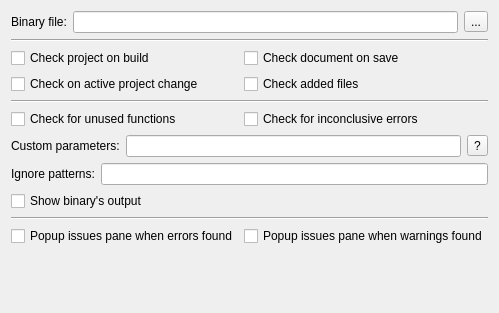
This is src/OptionsWidget.ui in OneMoreGres/qtc-cppcheck as Qt 5 draws it before an edit. The edited form follows.
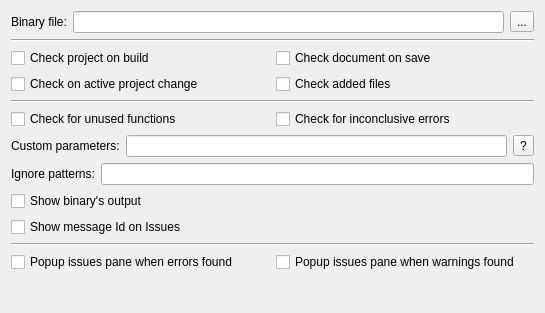
This is the edited form.

Commit message:
Add Show message Id in issue option.
The message Id is shown in issues fields so you can read it to add //
cppcheck-suppress ...

```diff
--- a/src/OptionsWidget.ui
+++ b/src/OptionsWidget.ui
@@ -6,16 +6,46 @@
    <rect>
     <x>0</x>
     <y>0</y>
-    <width>497</width>
+    <width>545</width>
     <height>313</height>
    </rect>
   </property>
   <property name="windowTitle">
    <string>Form</string>
   </property>
-  <layout class="QGridLayout" name="gridLayout">
+  <layout class="QGridLayout" name="OptionsWidgetGLayout">
+   <item row="0" column="0" colspan="2">
+    <layout class="QHBoxLayout" name="binFileHLayout">
+     <item>
+      <widget class="QLabel" name="binFileLabel">
+       <property name="sizePolicy">
+        <sizepolicy hsizetype="Fixed" vsizetype="Preferred">
+         <horstretch>0</horstretch>
+         <verstretch>0</verstretch>
+        </sizepolicy>
+       </property>
+       <property name="text">
+        <string>Binary file:</string>
+       </property>
+       <property name="buddy">
+        <cstring>binFileEdit</cstring>
+       </property>
+      </widget>
+     </item>
+     <item>
+      <widget class="QLineEdit" name="binFileEdit"/>
+     </item>
+     <item>
+      <widget class="QToolButton" name="binSelectButton">
+       <property name="text">
+        <string>...</string>
+       </property>
+      </widget>
+     </item>
+    </layout>
+   </item>
    <item row="1" column="0" colspan="2">
-    <widget class="Line" name="line">
+    <widget class="Line" name="line_1">
      <property name="orientation">
       <enum>Qt::Horizontal</enum>
      </property>
@@ -71,7 +101,7 @@
     </widget>
    </item>
    <item row="6" column="0" colspan="2">
-    <layout class="QHBoxLayout" name="horizontalLayout_2">
+    <layout class="QHBoxLayout" name="customParametersHLayout">
      <item>
       <widget class="QLabel" name="label_3">
        <property name="text">
@@ -94,28 +124,53 @@
      </item>
     </layout>
    </item>
-   <item row="9" column="0" colspan="2">
+   <item row="7" column="0" colspan="2">
+    <layout class="QHBoxLayout" name="ignoreEditHLayout">
+     <item>
+      <widget class="QLabel" name="ignoreEditLabel">
+       <property name="text">
+        <string>Ignore patterns:</string>
+       </property>
+      </widget>
+     </item>
+     <item>
+      <widget class="QLineEdit" name="ignoreEdit">
+       <property name="toolTip">
+        <string>Comma separated wildcards</string>
+       </property>
+      </widget>
+     </item>
+    </layout>
+   </item>
+   <item row="8" column="0" colspan="2">
+    <widget class="QCheckBox" name="showOutputCheckBox">
+     <property name="text">
+      <string>Show binary's output</string>
+     </property>
+    </widget>
+   </item>
+   <item row="10" column="0" colspan="2">
     <widget class="Line" name="line_3">
      <property name="orientation">
       <enum>Qt::Horizontal</enum>
      </property>
     </widget>
    </item>
-   <item row="10" column="0">
+   <item row="11" column="0">
     <widget class="QCheckBox" name="popupOnErrorCheckBox">
      <property name="text">
       <string>Popup issues pane when errors found</string>
      </property>
     </widget>
    </item>
-   <item row="10" column="1">
+   <item row="11" column="1">
     <widget class="QCheckBox" name="popupOnWarningCheckBox">
      <property name="text">
       <string>Popup issues pane when warnings found</string>
      </property>
     </widget>
    </item>
-   <item row="11" column="0" colspan="2">
+   <item row="12" column="0" colspan="2">
     <spacer name="verticalSpacer">
      <property name="orientation">
       <enum>Qt::Vertical</enum>
@@ -128,61 +183,13 @@
      </property>
     </spacer>
    </item>
-   <item row="8" column="0" colspan="2">
-    <widget class="QCheckBox" name="showOutputCheckBox">
+   <item row="9" column="0" colspan="2">
+    <widget class="QCheckBox" name="showIdCheckBox">
      <property name="text">
-      <string>Show binary's output</string>
+      <string>Show message Id on Issues</string>
      </property>
     </widget>
    </item>
-   <item row="0" column="0" colspan="2">
-    <layout class="QHBoxLayout" name="horizontalLayout">
-     <item>
-      <widget class="QLabel" name="label">
-       <property name="sizePolicy">
-        <sizepolicy hsizetype="Fixed" vsizetype="Preferred">
-         <horstretch>0</horstretch>
-         <verstretch>0</verstretch>
-        </sizepolicy>
-       </property>
-       <property name="text">
-        <string>Binary file:</string>
-       </property>
-       <property name="buddy">
-        <cstring>binFileEdit</cstring>
-       </property>
-      </widget>
-     </item>
-     <item>
-      <widget class="QLineEdit" name="binFileEdit"/>
-     </item>
-     <item>
-      <widget class="QToolButton" name="binSelectButton">
-       <property name="text">
-        <string>...</string>
-       </property>
-      </widget>
-     </item>
-    </layout>
-   </item>
-   <item row="7" column="0" colspan="2">
-    <layout class="QHBoxLayout" name="horizontalLayout_5">
-     <item>
-      <widget class="QLabel" name="label_2">
-       <property name="text">
-        <string>Ignore patterns:</string>
-       </property>
-      </widget>
-     </item>
-     <item>
-      <widget class="QLineEdit" name="ignoreEdit">
-       <property name="toolTip">
-        <string>Comma separated wildcards</string>
-       </property>
-      </widget>
-     </item>
-    </layout>
-   </item>
   </layout>
  </widget>
  <tabstops>
```
Left out of the diff: 14 changed lines with no effect on the pictures. The commit also changes 8 other files.
